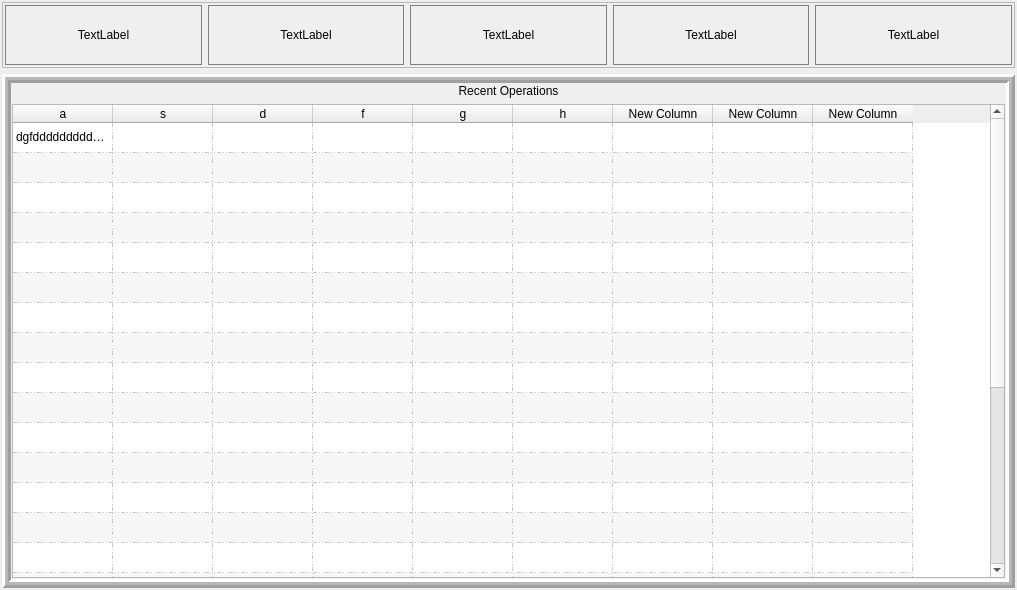
First picture: the form in src/ui/home.ui, repository YassineBaghdadi/PARA-ELECTRO, before the edit.
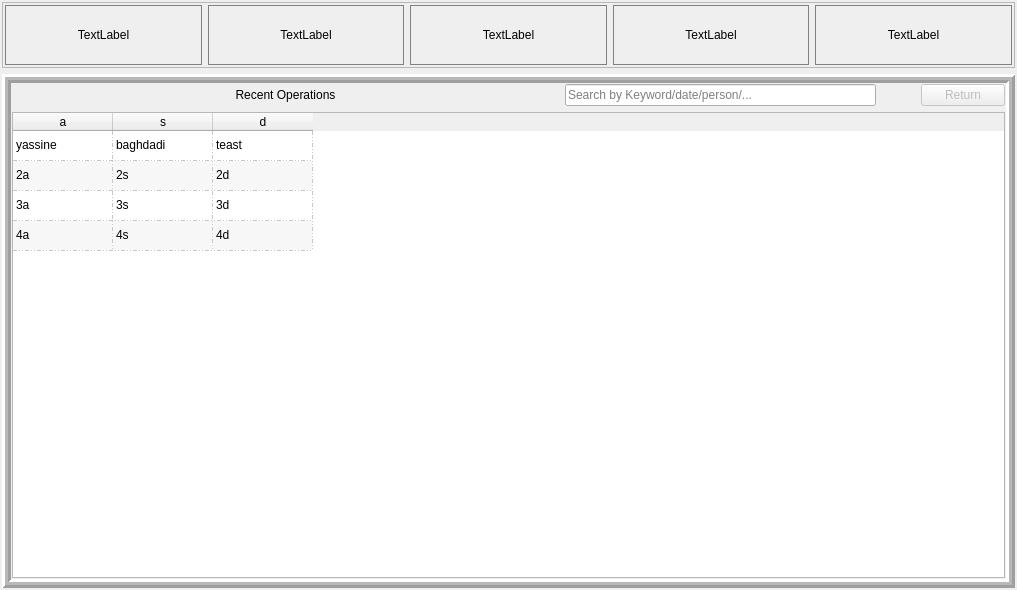
Second picture: the form after the edit.

The edit to the form file:
```diff
--- a/src/ui/home.ui
+++ b/src/ui/home.ui
@@ -238,20 +238,75 @@
         <item>
          <layout class="QVBoxLayout" name="verticalLayout_4">
           <item>
-           <widget class="QLabel" name="label_6">
-            <property name="maximumSize">
-             <size>
-              <width>16777215</width>
-              <height>25</height>
-             </size>
-            </property>
-            <property name="text">
-             <string>Recent Operations</string>
-            </property>
-            <property name="alignment">
-             <set>Qt::AlignCenter</set>
-            </property>
-           </widget>
+           <layout class="QHBoxLayout" name="horizontalLayout">
+            <item>
+             <widget class="QLabel" name="label_6">
+              <property name="maximumSize">
+               <size>
+                <width>16777215</width>
+                <height>25</height>
+               </size>
+              </property>
+              <property name="text">
+               <string>Recent Operations</string>
+              </property>
+              <property name="alignment">
+               <set>Qt::AlignCenter</set>
+              </property>
+             </widget>
+            </item>
+            <item>
+             <widget class="QLineEdit" name="search_txt">
+              <property name="maximumSize">
+               <size>
+                <width>311</width>
+                <height>16777215</height>
+               </size>
+              </property>
+              <property name="placeholderText">
+               <string>Search by Keyword/date/person/...</string>
+              </property>
+              <property name="clearButtonEnabled">
+               <bool>true</bool>
+              </property>
+             </widget>
+            </item>
+            <item>
+             <widget class="QLabel" name="search_btn">
+              <property name="maximumSize">
+               <size>
+                <width>33</width>
+                <height>33</height>
+               </size>
+              </property>
+              <property name="cursor">
+               <cursorShape>PointingHandCursor</cursorShape>
+              </property>
+              <property name="styleSheet">
+               <string notr="true">:hover{border:1px solid grey;}</string>
+              </property>
+              <property name="text">
+               <string/>
+              </property>
+             </widget>
+            </item>
+            <item>
+             <widget class="QPushButton" name="return_btn">
+              <property name="enabled">
+               <bool>false</bool>
+              </property>
+              <property name="maximumSize">
+               <size>
+                <width>84</width>
+                <height>16777215</height>
+               </size>
+              </property>
+              <property name="text">
+               <string>Return</string>
+              </property>
+             </widget>
+            </item>
+           </layout>
           </item>
           <item>
            <widget class="QTableWidget" name="history_table">
@@ -347,111 +402,6 @@
               <string>New Row</string>
              </property>
             </row>
-            <row>
-             <property name="text">
-              <string>New Row</string>
-             </property>
-            </row>
-            <row>
-             <property name="text">
-              <string>New Row</string>
-             </property>
-            </row>
-            <row>
-             <property name="text">
-              <string>New Row</string>
-             </property>
-            </row>
-            <row>
-             <property name="text">
-              <string>New Row</string>
-             </property>
-            </row>
-            <row>
-             <property name="text">
-              <string>New Row</string>
-             </property>
-            </row>
-            <row>
-             <property name="text">
-              <string>New Row</string>
-             </property>
-            </row>
-            <row>
-             <property name="text">
-              <string>New Row</string>
-             </property>
-            </row>
-            <row>
-             <property name="text">
-              <string>New Row</string>
-             </property>
-            </row>
-            <row>
-             <property name="text">
-              <string>New Row</string>
-             </property>
-            </row>
-            <row>
-             <property name="text">
-              <string>New Row</string>
-             </property>
-            </row>
-            <row>
-             <property name="text">
-              <string>New Row</string>
-             </property>
-            </row>
-            <row>
-             <property name="text">
-              <string>New Row</string>
-             </property>
-            </row>
-            <row>
-             <property name="text">
-              <string>New Row</string>
-             </property>
-            </row>
-            <row>
-             <property name="text">
-              <string>New Row</string>
-             </property>
-            </row>
-            <row>
-             <property name="text">
-              <string>New Row</string>
-             </property>
-            </row>
-            <row>
-             <property name="text">
-              <string>New Row</string>
-             </property>
-            </row>
-            <row>
-             <property name="text">
-              <string>New Row</string>
-             </property>
-            </row>
-            <row>
-             <property name="text">
-              <string>New Row</string>
-             </property>
-            </row>
-            <row>
-             <property name="text">
-              <string>New Row</string>
-             </property>
-            </row>
-            <row>
-             <property name="text">
-              <string>New Row</string>
-             </property>
-            </row>
-            <row>
-             <property name="text">
-              <string>New Row</string>
-             </property>
-            </row>
             <column>
              <property name="text">
               <string>a</string>
@@ -467,39 +417,64 @@
               <string>d</string>
              </property>
             </column>
-            <column>
-             <property name="text">
-              <string>f</string>
-             </property>
-            </column>
-            <column>
-             <property name="text">
-              <string>g</string>
-             </property>
-            </column>
-            <column>
-             <property name="text">
-              <string>h</string>
-             </property>
-            </column>
-            <column>
-             <property name="text">
-              <string>New Column</string>
-             </property>
-            </column>
-            <column>
-             <property name="text">
-              <string>New Column</string>
-             </property>
-            </column>
-            <column>
-             <property name="text">
-              <string>New Column</string>
-             </property>
-            </column>
             <item row="0" column="0">
              <property name="text">
-              <string>dgfddddddddddddddddddddddddddddg</string>
+              <string>yassine</string>
+             </property>
+            </item>
+            <item row="0" column="1">
+             <property name="text">
+              <string>baghdadi</string>
+             </property>
+            </item>
+            <item row="0" column="2">
+             <property name="text">
+              <string>teast</string>
+             </property>
+            </item>
+            <item row="1" column="0">
+             <property name="text">
+              <string>2a</string>
+             </property>
+            </item>
+            <item row="1" column="1">
+             <property name="text">
+              <string>2s</string>
+             </property>
+            </item>
+            <item row="1" column="2">
+             <property name="text">
+              <string>2d</string>
+             </property>
+            </item>
+            <item row="2" column="0">
+             <property name="text">
+              <string>3a</string>
+             </property>
+            </item>
+            <item row="2" column="1">
+             <property name="text">
+              <string>3s</string>
+             </property>
+            </item>
+            <item row="2" column="2">
+             <property name="text">
+              <string>3d</string>
+             </property>
+            </item>
+            <item row="3" column="0">
+             <property name="text">
+              <string>4a</string>
+             </property>
+            </item>
+            <item row="3" column="1">
+             <property name="text">
+              <string>4s</string>
+             </property>
+            </item>
+            <item row="3" column="2">
+             <property name="text">
+              <string>4d</string>
              </property>
             </item>
            </widget>
```
